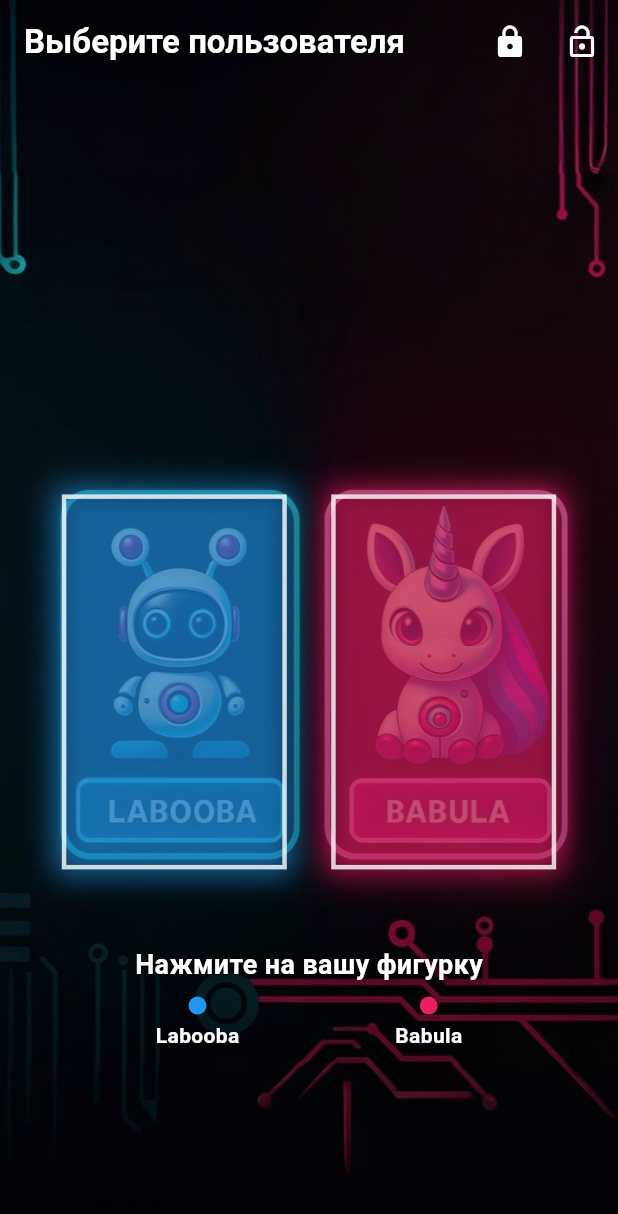
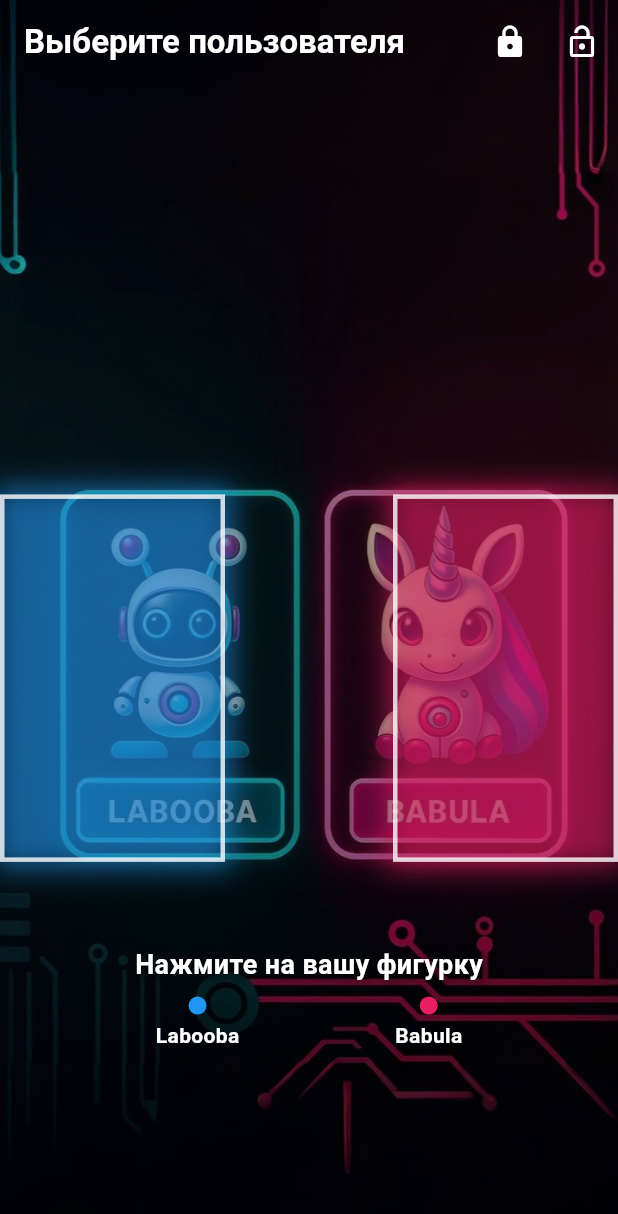
Before and after one commit to crazynoob1566/my-chat-app, a Flutter app: the UserSelectionScreen screen opened directly, on a phone screen of 412 x 824 dp. Shown: the top 1214 px of the screen. Run offline on Flutter 3.47's test engine with Material 3 defaults, Android fonts, the light colour scheme and no system bars; our stand-ins replace cached_network_image, flutter_local_notifications, image_gallery_saver, image_picker, permission_handler, photo_view and 3 more; accounts and stored records are empty.

Commit message:
Обновление

```diff
--- a/lib/main.dart
+++ b/lib/main.dart
@@ -1047,7 +1047,7 @@ class _UserSelectionScreenState extends State<UserSelectionScreen> {
 
           // Кнопка для Labooba (синяя фигурка) - левая сторона
           Positioned(
-            left: MediaQuery.of(context).size.width * 0.1,
+            left: MediaQuery.of(context).size.width * 0.0,
             top: MediaQuery.of(context).size.height * 0.4,
             child: GestureDetector(
               onTap: () {
@@ -1063,7 +1063,7 @@ class _UserSelectionScreenState extends State<UserSelectionScreen> {
               },
               child: Container(
                 width: 150,
-                height: 250,
+                height: 245,
                 decoration: BoxDecoration(
                   shape: BoxShape.rectangle,
                   border: Border.all(
@@ -1089,7 +1089,7 @@ class _UserSelectionScreenState extends State<UserSelectionScreen> {
 
           // Кнопка для Babula (розовая фигурка) - правая сторона
           Positioned(
-            right: MediaQuery.of(context).size.width * 0.1,
+            right: MediaQuery.of(context).size.width * 0.0,
             top: MediaQuery.of(context).size.height * 0.4,
             child: GestureDetector(
               onTap: () {
@@ -1105,7 +1105,7 @@ class _UserSelectionScreenState extends State<UserSelectionScreen> {
               },
               child: Container(
                 width: 150,
-                height: 250,
+                height: 245,
                 decoration: BoxDecoration(
                   shape: BoxShape.rectangle,
                   border: Border.all(
```
